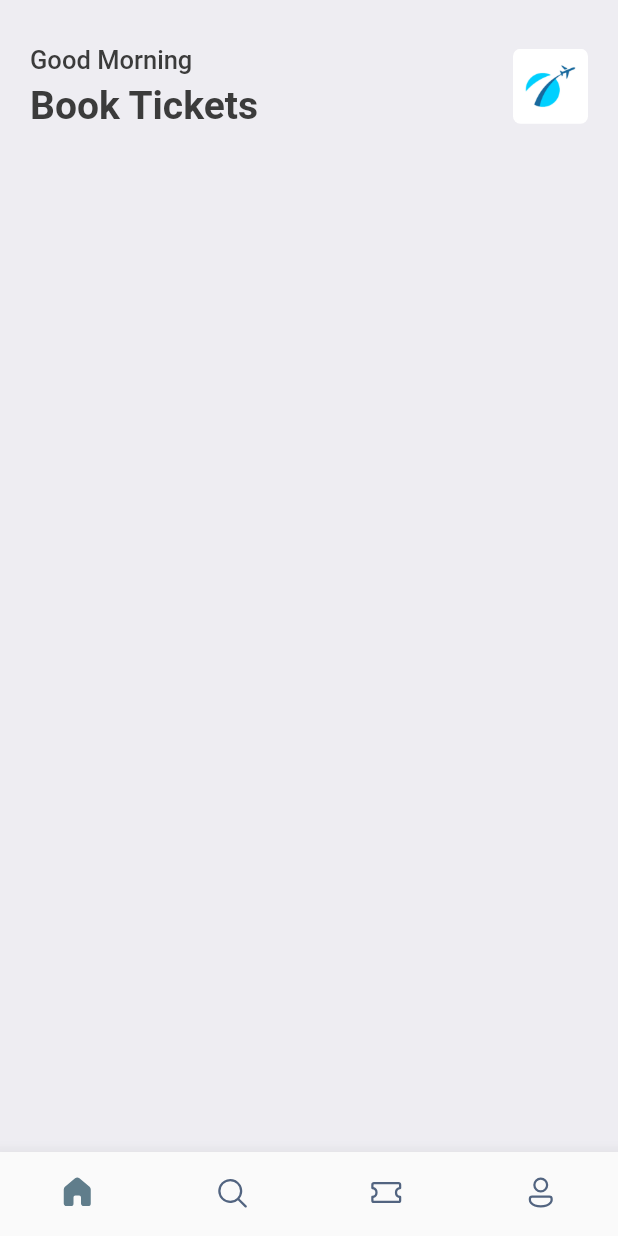
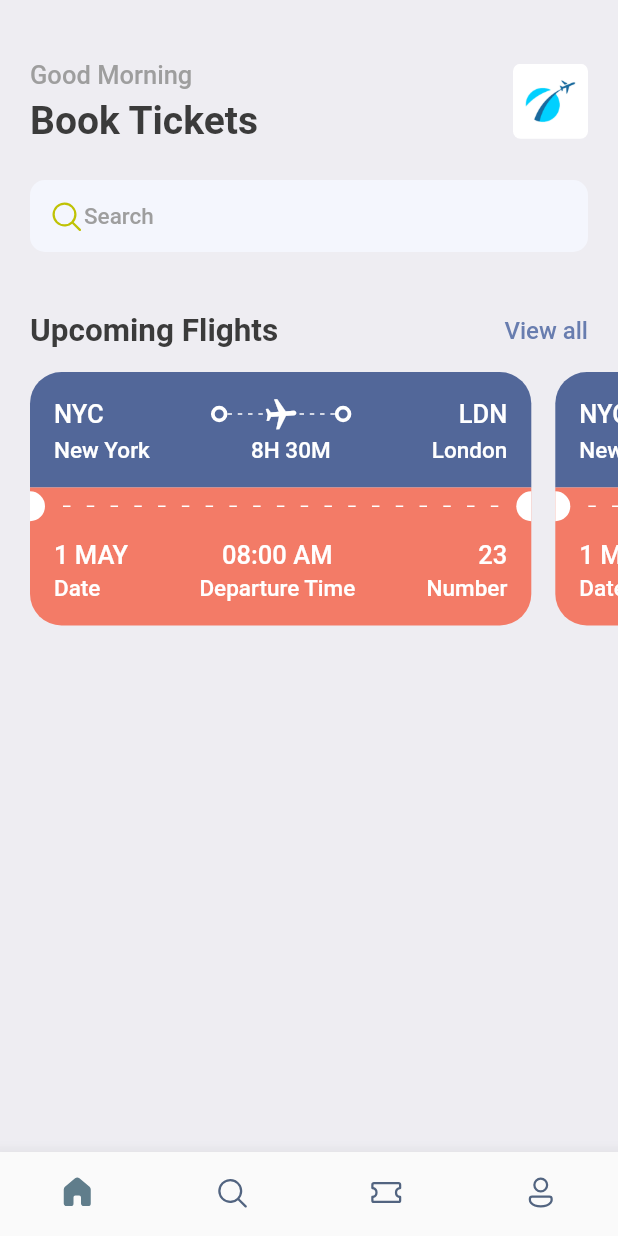
Before and after one commit to CPAD-Gazipur/Ticket-Booking-App, a Flutter app: the screen it shows after launch, on a phone screen of 412 x 824 dp. Run offline on Flutter 3.47's test engine with Material 2 defaults, Android fonts, the light colour scheme and no system bars; our stand-ins replace fluentui_icons, gap.

Commit message:
Ticket Booking: Ticket View Added in HomeScreen

```diff
--- a/lib/screens/home_screen.dart
+++ b/lib/screens/home_screen.dart
@@ -1,6 +1,9 @@
+import 'package:fluentui_icons/fluentui_icons.dart';
 import 'package:flutter/material.dart';
+import 'package:gap/gap.dart';
 
 import '../utils/utils.dart';
+import '../widgets/widgets.dart';
 
 class HomeScreen extends StatelessWidget {
   const HomeScreen({Key? key}) : super(key: key);
@@ -8,17 +11,14 @@ class HomeScreen extends StatelessWidget {
   @override
   Widget build(BuildContext context) {
     return Scaffold(
-      backgroundColor: Styles.backgroundColor,
-      body: Padding(
-        padding: const EdgeInsets.symmetric(
-          horizontal: 20,
-          vertical: 30,
-        ),
-        child: ListView(
+      backgroundColor: AppStyles.backgroundColor,
+      body: ListView(
         children: [
           Container(
+            padding: const EdgeInsets.symmetric(horizontal: 20),
             child: Column(
               children: [
+                const Gap(40),
                 Row(
                   children: [
                     Column(
@@ -26,12 +26,12 @@ class HomeScreen extends StatelessWidget {
                       children: [
                         Text(
                           'Good Morning',
-                            style: Styles.headLineStyle3,
+                          style: AppStyles.headLineStyle3,
                         ),
-                          const SizedBox(height: 5),
+                        const Gap(5),
                         Text(
                           'Book Tickets',
-                            style: Styles.headLineStyle1,
+                          style: AppStyles.headLineStyle1,
                         ),
                       ],
                     ),
@@ -48,12 +48,62 @@ class HomeScreen extends StatelessWidget {
                       ),
                     ),
                   ],
-                  )
+                ),
+                const Gap(25),
+                Container(
+                  padding: const EdgeInsets.all(12),
+                  decoration: BoxDecoration(
+                    color: const Color(0xFFF4F6FD),
+                    borderRadius: BorderRadius.circular(10),
+                  ),
+                  child: Row(
+                    children: [
+                      const Icon(
+                        FluentSystemIcons.ic_fluent_search_regular,
+                        color: Color(0xFFBFC205),
+                      ),
+                      Text(
+                        'Search',
+                        style: AppStyles.headLineStyle4,
+                      ),
                     ],
                   ),
-            )
+                ),
+                const Gap(40),
+                Row(
+                  mainAxisAlignment: MainAxisAlignment.spaceBetween,
+                  children: [
+                    Text(
+                      'Upcoming Flights',
+                      style: AppStyles.headLineStyle2,
+                    ),
+                    InkWell(
+                      onTap: () {
+                        debugPrint('View all Clicked');
+                      },
+                      child: Text(
+                        'View all',
+                        style: AppStyles.textStyle.copyWith(color: primary),
+                      ),
+                    ),
                   ],
                 ),
+              ],
+            ),
+          ),
+          const Gap(15),
+          SingleChildScrollView(
+            scrollDirection: Axis.horizontal,
+            padding: const EdgeInsets.only(left: 20),
+            child: Row(
+              children: const [
+                TicketView(),
+                TicketView(),
+                TicketView(),
+              ],
+            ),
+          ),
+        ],
       ),
     );
   }
--- /dev/null
+++ b/lib/utils/app_layout.dart
@@ -0,0 +1,7 @@
+import 'package:flutter/material.dart';
+
+class AppLayout {
+  static getSize(BuildContext context) {
+    return MediaQuery.of(context).size;
+  }
+}
--- a/lib/utils/app_styles.dart
+++ b/lib/utils/app_styles.dart
@@ -2,11 +2,11 @@ import 'package:flutter/material.dart';
 
 Color primary = const Color(0xFF687DAF);
 
-class Styles {
+class AppStyles {
   static Color primaryColor = primary;
   static Color textColor = const Color(0xFF3B3B3B);
   static Color backgroundColor = const Color(0xFFEEEDF2);
-  static Color orangeColor = const Color(0xFF526799);
+  static Color orangeColor = const Color(0xFFF37B67);
 
   static TextStyle textStyle = TextStyle(
     fontSize: 16,
@@ -28,7 +28,7 @@ class Styles {
 
   static TextStyle headLineStyle3 = TextStyle(
     fontSize: 17,
-    color: textColor,
+    color: Colors.grey.shade500,
     fontWeight: FontWeight.w500,
   );
 
--- a/lib/utils/utils.dart
+++ b/lib/utils/utils.dart
@@ -1 +1,2 @@
+export 'app_layout.dart';
 export 'app_styles.dart';
--- /dev/null
+++ b/lib/widgets/thick_container.dart
@@ -0,0 +1,19 @@
+import 'package:flutter/material.dart';
+
+class ThickContainer extends StatelessWidget {
+  const ThickContainer({Key? key}) : super(key: key);
+
+  @override
+  Widget build(BuildContext context) {
+    return Container(
+      padding: const EdgeInsets.all(3),
+      decoration: BoxDecoration(
+        borderRadius: BorderRadius.circular(20),
+        border: Border.all(
+          width: 2.5,
+          color: Colors.white,
+        ),
+      ),
+    );
+  }
+}
--- /dev/null
+++ b/lib/widgets/ticket_view.dart
@@ -0,0 +1,246 @@
+import 'package:flutter/material.dart';
+import 'package:gap/gap.dart';
+import 'package:ticket_booking_app/utils/utils.dart';
+import 'package:ticket_booking_app/widgets/widgets.dart';
+
+class TicketView extends StatelessWidget {
+  const TicketView({Key? key}) : super(key: key);
+
+  @override
+  Widget build(BuildContext context) {
+    final size = AppLayout.getSize(context);
+    return SizedBox(
+      width: size.width * 0.85,
+      height: 200,
+      child: Container(
+        margin: const EdgeInsets.only(right: 16),
+        child: Column(
+          children: [
+            Container(
+              padding: const EdgeInsets.all(16),
+              decoration: const BoxDecoration(
+                color: Color(0xFF526799),
+                borderRadius: BorderRadius.only(
+                  topLeft: Radius.circular(21),
+                  topRight: Radius.circular(21),
+                ),
+              ),
+              child: Column(
+                children: [
+                  Row(
+                    children: [
+                      Text(
+                        'NYC',
+                        style: AppStyles.headLineStyle3
+                            .copyWith(color: Colors.white),
+                      ),
+                      Expanded(child: Container()),
+                      const ThickContainer(),
+                      Expanded(
+                        child: Stack(
+                          children: [
+                            SizedBox(
+                              height: 24,
+                              child: LayoutBuilder(
+                                builder: (BuildContext context,
+                                    BoxConstraints constraints) {
+                                  return Flex(
+                                    direction: Axis.horizontal,
+                                    mainAxisAlignment:
+                                        MainAxisAlignment.spaceBetween,
+                                    mainAxisSize: MainAxisSize.max,
+                                    children: List.generate(
+                                      (constraints.constrainWidth() / 6)
+                                          .floor(),
+                                      (index) => const SizedBox(
+                                          height: 1,
+                                          width: 3,
+                                          child: DecoratedBox(
+                                            decoration: BoxDecoration(
+                                              color: Colors.white,
+                                            ),
+                                          )),
+                                    ),
+                                  );
+                                },
+                              ),
+                            ),
+                            Center(
+                              child: Transform.rotate(
+                                angle: 1.5,
+                                child: const Icon(
+                                  Icons.local_airport,
+                                  color: Colors.white,
+                                ),
+                              ),
+                            ),
+                          ],
+                        ),
+                      ),
+                      const ThickContainer(),
+                      Expanded(child: Container()),
+                      Text(
+                        'LDN',
+                        style: AppStyles.headLineStyle3
+                            .copyWith(color: Colors.white),
+                      ),
+                    ],
+                  ),
+                  const Gap(3),
+                  Row(
+                    mainAxisAlignment: MainAxisAlignment.spaceBetween,
+                    children: [
+                      Text(
+                        'New York',
+                        style: AppStyles.headLineStyle4
+                            .copyWith(color: Colors.white),
+                      ),
+                      Text(
+                        '8H 30M',
+                        style: AppStyles.headLineStyle4
+                            .copyWith(color: Colors.white),
+                      ),
+                      Text(
+                        'London',
+                        textAlign: TextAlign.end,
+                        style: AppStyles.headLineStyle4
+                            .copyWith(color: Colors.white),
+                      ),
+                    ],
+                  ),
+                ],
+              ),
+            ),
+            Container(
+              color: AppStyles.orangeColor,
+              child: Row(
+                children: [
+                  const SizedBox(
+                    height: 20,
+                    width: 10,
+                    child: DecoratedBox(
+                      decoration: BoxDecoration(
+                        color: Colors.white,
+                        borderRadius: BorderRadius.only(
+                          topRight: Radius.circular(10),
+                          bottomRight: Radius.circular(10),
+                        ),
+                      ),
+                    ),
+                  ),
+                  Expanded(
+                    child: Padding(
+                      padding: const EdgeInsets.all(12.0),
+                      child: LayoutBuilder(
+                        builder:
+                            (BuildContext context, BoxConstraints constraints) {
+                          return Flex(
+                            direction: Axis.horizontal,
+                            mainAxisAlignment: MainAxisAlignment.spaceBetween,
+                            mainAxisSize: MainAxisSize.max,
+                            children: List.generate(
+                              (constraints.constrainWidth() / 15).floor(),
+                              (index) => const SizedBox(
+                                  height: 1,
+                                  width: 5,
+                                  child: DecoratedBox(
+                                    decoration: BoxDecoration(
+                                      color: Colors.white,
+                                    ),
+                                  )),
+                            ),
+                          );
+                        },
+                      ),
+                    ),
+                  ),
+                  const SizedBox(
+                    height: 20,
+                    width: 10,
+                    child: DecoratedBox(
+                      decoration: BoxDecoration(
+                        color: Colors.white,
+                        borderRadius: BorderRadius.only(
+                          topLeft: Radius.circular(10),
+                          bottomLeft: Radius.circular(10),
+                        ),
+                      ),
+                    ),
+                  ),
+                ],
+              ),
+            ),
+            Container(
+              padding: const EdgeInsets.only(
+                top: 10,
+                right: 16,
+                left: 16,
+                bottom: 16,
+              ),
+              decoration: BoxDecoration(
+                color: AppStyles.orangeColor,
+                borderRadius: const BorderRadius.only(
+                  bottomLeft: Radius.circular(21),
+                  bottomRight: Radius.circular(21),
+                ),
+              ),
+              child: Row(
+                mainAxisAlignment: MainAxisAlignment.spaceBetween,
+                children: [
+                  Column(
+                    crossAxisAlignment: CrossAxisAlignment.start,
+                    children: [
+                      Text(
+                        '1 MAY',
+                        style: AppStyles.headLineStyle3
+                            .copyWith(color: Colors.white),
+                      ),
+                      const Gap(3),
+                      Text(
+                        'Date',
+                        style: AppStyles.headLineStyle4
+                            .copyWith(color: Colors.white),
+                      ),
+                    ],
+                  ),
+                  Column(
+                    crossAxisAlignment: CrossAxisAlignment.center,
+                    children: [
+                      Text(
+                        '08:00 AM',
+                        style: AppStyles.headLineStyle3
+                            .copyWith(color: Colors.white),
+                      ),
+                      const Gap(3),
+                      Text(
+                        'Departure Time',
+                        style: AppStyles.headLineStyle4
+                            .copyWith(color: Colors.white),
+                      ),
+                    ],
+                  ),
+                  Column(
+                    crossAxisAlignment: CrossAxisAlignment.end,
+                    children: [
+                      Text(
+                        '23',
+                        style: AppStyles.headLineStyle3
+                            .copyWith(color: Colors.white),
+                      ),
+                      const Gap(3),
+                      Text(
+                        'Number',
+                        style: AppStyles.headLineStyle4
+                            .copyWith(color: Colors.white),
+                      ),
+                    ],
+                  ),
+                ],
+              ),
+            ),
+          ],
+        ),
+      ),
+    );
+  }
+}
--- /dev/null
+++ b/lib/widgets/widgets.dart
@@ -0,0 +1,2 @@
+export 'thick_container.dart';
+export 'ticket_view.dart';
--- a/pubspec.yaml
+++ b/pubspec.yaml
@@ -35,6 +35,7 @@ dependencies:
   # Use with the CupertinoIcons class for iOS style icons.
   cupertino_icons: ^1.0.2
   fluentui_icons: ^1.0.0
+  gap: ^2.0.0
 
 dev_dependencies:
   flutter_test:
```
Also changed, not shown: pubspec.lock. Lines whose indentation alone changed are shown as unchanged.
